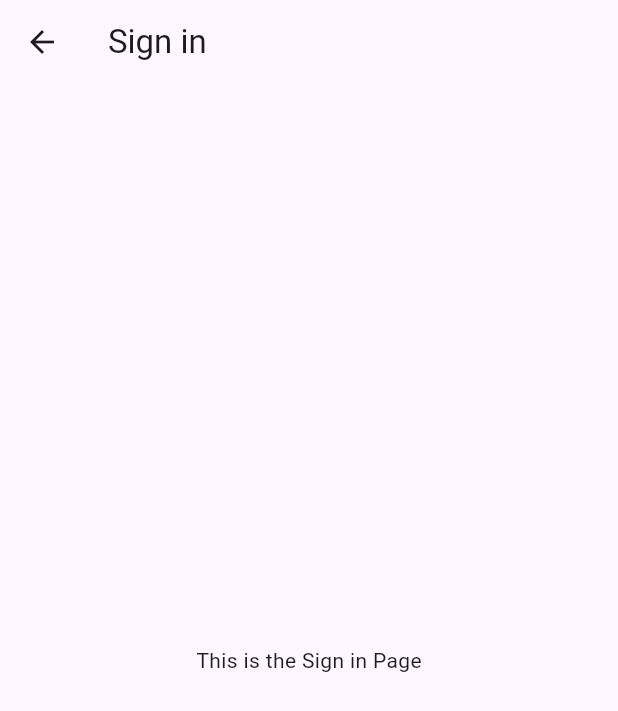
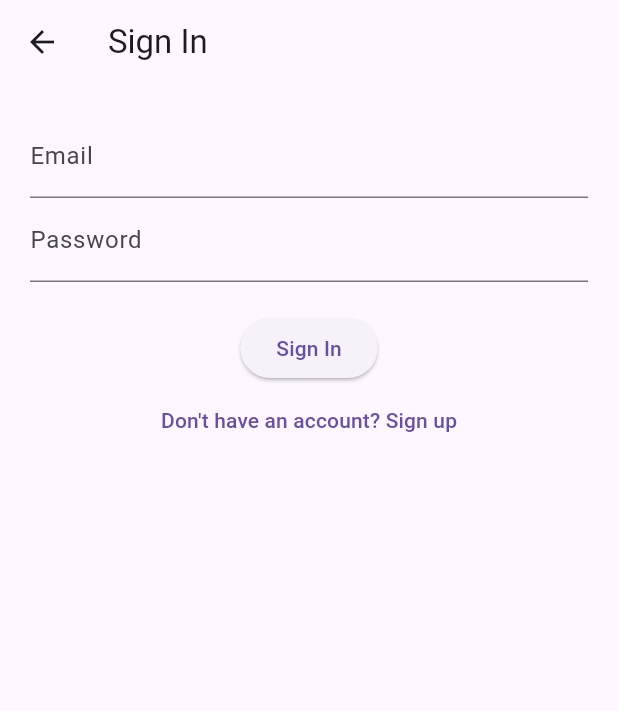
Before and after one commit to bustedchickn/mypantry, a Flutter app: the SignInPage screen opened by its route, on a phone screen of 412 x 824 dp. Shown: the top 711 px of the screen. Run offline on Flutter 3.47's test engine with Material 3 defaults, Android fonts, the phone set to English and light mode, and no system bars; our stand-ins replace cloud_firestore, firebase_auth, firebase_core; accounts and stored records are empty; network calls fail.

Commit message:
sign up functionality

```diff
--- a/my_pantry/lib/shopping.dart
+++ b/my_pantry/lib/shopping.dart
@@ -29,7 +29,7 @@ class _ShoppingListPageState extends State<ShoppingListPage> {
         .get();
     setState(() {
       shoppingList = snapshot.docs
-          .map((doc) => {'id': doc.id, ...doc.data() as Map<String, dynamic>})
+          .map((doc) => {'id': doc.id, ...doc.data()})
           .toList();
       controllers = shoppingList
           .map((item) => TextEditingController(text: item['item']))
--- a/my_pantry/lib/sign_in.dart
+++ b/my_pantry/lib/sign_in.dart
@@ -1,13 +1,69 @@
 import 'package:flutter/material.dart';
+import 'package:firebase_auth/firebase_auth.dart';
 
-class SignInPage extends StatelessWidget {
+class SignInPage extends StatefulWidget {
   const SignInPage({super.key});
+
+  @override
+  State<SignInPage> createState() => _SignInPageState();
+}
+
+class _SignInPageState extends State<SignInPage> {
+  final _emailController = TextEditingController();
+  final _passwordController = TextEditingController();
+
+  Future<void> _signIn() async {
+    try {
+      await FirebaseAuth.instance.signInWithEmailAndPassword(
+        email: _emailController.text.trim(),
+        password: _passwordController.text.trim(),
+      );
+      ScaffoldMessenger.of(context).showSnackBar(
+        const SnackBar(content: Text('Signed in successfully!')),
+      );
+      Navigator.pushReplacementNamed(context, '/pantry');
+    } catch (e) {
+      ScaffoldMessenger.of(context).showSnackBar(
+        SnackBar(content: Text('Error: ${e.toString()}')),
+      );
+    }
+  }
+
+  @override
+  void dispose() {
+    _emailController.dispose();
+    _passwordController.dispose();
+    super.dispose();
+  }
 
   @override
   Widget build(BuildContext context) {
     return Scaffold(
-      appBar: AppBar(title: Text("Sign in")),
-      body: Center(child: Text("This is the Sign in Page")),
+      appBar: AppBar(title: const Text("Sign In")),
+      body: Padding(
+        padding: const EdgeInsets.all(20.0),
+        child: Column(
+          children: [
+            TextField(
+              controller: _emailController,
+              decoration: const InputDecoration(labelText: 'Email'),
+            ),
+            TextField(
+              controller: _passwordController,
+              decoration: const InputDecoration(labelText: 'Password'),
+              obscureText: true,
+            ),
+            const SizedBox(height: 20),
+            ElevatedButton(onPressed: _signIn, child: const Text("Sign In")),
+            TextButton(
+              onPressed: () {
+                Navigator.pushReplacementNamed(context, '/sign_up');
+              },
+              child: const Text("Don't have an account? Sign up"),
+            ),
+          ],
+        ),
+      ),
     );
   }
 }
--- a/my_pantry/lib/sign_up.dart
+++ b/my_pantry/lib/sign_up.dart
@@ -77,6 +77,12 @@ class _SignUpPageState extends State<SignUpPage> {
               onPressed: _signUp,
               child: const Text("Sign Up"),
             ),
+            TextButton(
+              onPressed: () {
+                Navigator.pushReplacementNamed(context, '/sign_in');
+              },
+              child: const Text("Already have an account? Sign in"),
+            ),
           ],
         ),
       ),
```
Also changed, not shown: my_pantry/lib/main.dart (+29 -29 lines).
